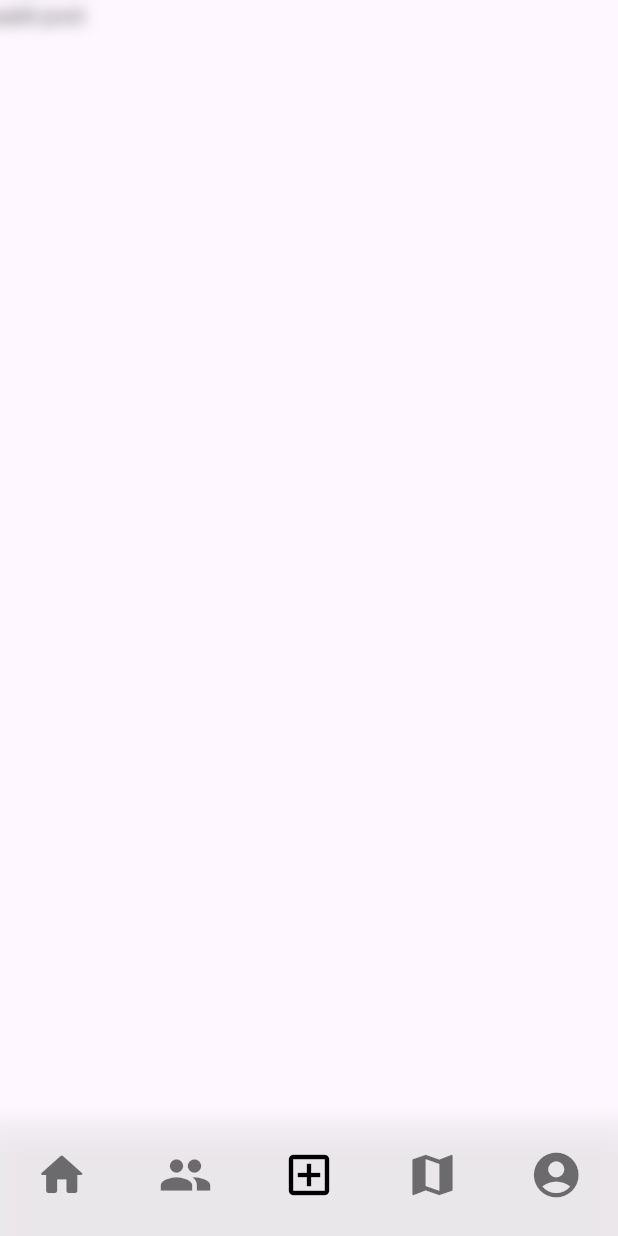
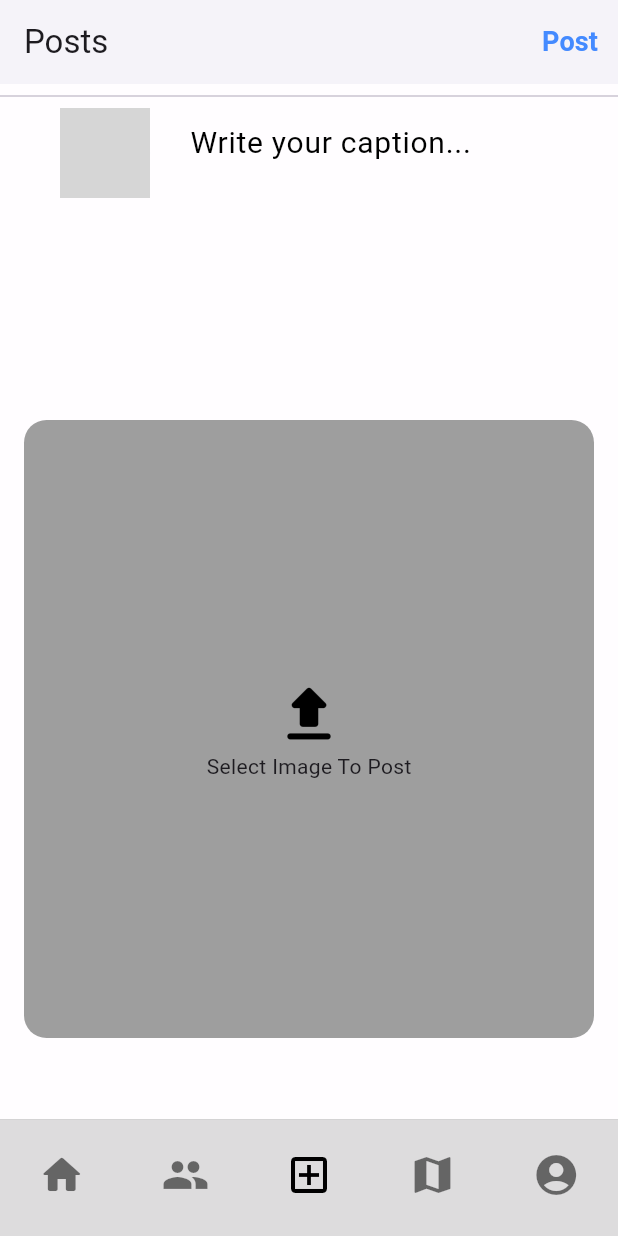
Before and after one commit to anokhipalgota04/TripSaathi, a Flutter app: the screen it shows once a user with an empty profile is signed in, swiped to page 3, on a phone screen of 412 x 824 dp. Run offline on Flutter 3.47's test engine with Material 3 defaults, Android fonts, the phone set to English and light mode, and no system bars; our stand-ins replace chewie, cloud_firestore, firebase_auth, firebase_core, firebase_storage, flutter_riverpod and 3 more; missing offline and left inert: firebase_app_check; accounts and stored records are empty; network calls fail; grey boxes are pictures that could not be loaded.

Commit message:
post upload done

```diff
--- /dev/null
+++ b/lib/features/auth/screen/add_post.dart
@@ -0,0 +1,220 @@
+import 'dart:typed_data';
+
+import 'package:flutter/material.dart';
+import 'package:gonomad/models/user.dart';
+import 'package:gonomad/providers/user_provider.dart';
+import 'package:gonomad/resources/firestore_methods.dart';
+import 'package:gonomad/utils/utils.dart';
+import 'package:image_picker/image_picker.dart';
+import 'package:provider/provider.dart';
+
+class AddPostScreen extends StatefulWidget {
+  const AddPostScreen({Key? key}) : super(key: key);
+
+  @override
+  State<AddPostScreen> createState() => _AddPostScreenState();
+}
+
+class _AddPostScreenState extends State<AddPostScreen> {
+  Uint8List? _file;
+  final TextEditingController _descriptionController = TextEditingController();
+  bool _isLoading = false;
+  void postImage(
+    String uid,
+    String username,
+    String profileImage,
+  ) async {
+    setState(() {
+      _isLoading = true;
+    });
+    try {
+      String res = await FirestoreMethods().uploadPost(
+          _descriptionController.text, _file!, uid, username, profileImage);
+      if (res == "success") {
+        setState(() {
+          _isLoading = false;
+        });
+        clearImage();
+        showSnackBar(
+          "Post Uploaded",
+          context,
+        );
+        //  _descriptionController.clear();
+        // setState(() {
+        //   _file = null;
+        // });
+      } else {
+        setState(() {
+          _isLoading = false;
+        });
+        showSnackBar(
+          res,
+          context,
+        );
+      }
+    } catch (err) {
+      showSnackBar(err.toString(), context);
+    }
+  }
+
+  _selectImage(BuildContext context) async {
+    return await showDialog(
+      context: context,
+      builder: (BuildContext context) {
+        return SimpleDialog(
+          alignment: Alignment.center,
+          title: const Text(
+            'Create Post',
+          ),
+          children: [
+            SimpleDialogOption(
+              padding: const EdgeInsets.all(20),
+              onPressed: () async {
+                Navigator.pop(context);
+                Uint8List file = await pickImage(ImageSource.camera);
+                setState(() {
+                  _file = file;
+                });
+              },
+              child: const Text('Take a Photo'),
+            ),
+            SimpleDialogOption(
+              onPressed: () async {
+                Navigator.pop(context);
+                Uint8List file = await pickImage(ImageSource.gallery);
+                setState(() {
+                  _file = file;
+                });
+              },
+              child: const Text('Choose from Gallery'),
+            ),
+            SimpleDialogOption(
+              onPressed: () {
+                Navigator.pop(context);
+              },
+              child: const Text('Cancel'),
+            ),
+          ],
+        );
+      },
+    );
+  }
+
+  void clearImage() {
+    setState(() {
+      _file = null;
+    });
+  }
+
+  @override
+  void dispose() {
+    super.dispose();
+    _descriptionController.dispose();
+  }
+
+  @override
+  Widget build(BuildContext context) {
+    final User user = Provider.of<UserProvider>(context).getUser;
+
+    return Scaffold(
+      backgroundColor: Colors.white70,
+      appBar: AppBar(
+        backgroundColor: Colors.white70,
+        elevation: 2,
+        title: const Text('Posts'),
+        // leading: IconButton(
+        //   icon: const Icon(Icons.arrow_back),
+        //   onPressed: () {
+        //     //Navigator.pop(context);
+        //   },
+        // ),
+        actions: [
+          TextButton(
+            onPressed: () => postImage(user.uid, user.username, user.photoUrl),
+            child: const Text(
+              "Post",
+              style: TextStyle(
+                color: Colors.blueAccent,
+                fontWeight: FontWeight.bold,
+                fontSize: 18,
+              ),
+            ),
+          )
+        ],
+      ),
+      body: SingleChildScrollView(
+        // keyboardDismissBehavior: ScrollViewKeyboardDismissBehavior.onDrag,
+        child: Column(
+          children: [
+            _isLoading
+                ? const LinearProgressIndicator()
+                : const Padding(padding: EdgeInsets.only(top: 0)),
+            const Divider(),
+            Row(
+              mainAxisAlignment: MainAxisAlignment.spaceAround,
+              crossAxisAlignment: CrossAxisAlignment.start,
+              children: [
+                const SizedBox(
+                  height: 30,
+                ),
+                CircleAvatar(
+                  backgroundImage: NetworkImage(user.photoUrl),
+                  radius: 30,
+                ),
+                SizedBox(
+                  width: MediaQuery.of(context).size.width * 0.66,
+                  child: TextField(
+                    controller: _descriptionController,
+                    decoration: const InputDecoration(
+                      hintText: 'Write your caption...',
+                      hintStyle: TextStyle(
+                        color: Colors.black,
+                        fontSize: 20,
+                      ),
+                      border: InputBorder.none,
+                    ),
+                    maxLines: 8,
+                  ),
+                ),
+              ],
+            ),
+            SizedBox(
+              height: 412,
+              width: 380,
+              child: _file != null
+                  ? ClipRRect(
+                      borderRadius: BorderRadius.circular(15.0),
+                      child: Image.memory(
+                        _file!,
+                        fit: BoxFit.cover,
+                      ),
+                    )
+                  : GestureDetector(
+                      onTap: () => _selectImage(context),
+                      child: Container(
+                        decoration: BoxDecoration(
+                          color: Colors.grey,
+                          borderRadius: BorderRadius.circular(15.0),
+                        ),
+                        child: const Center(
+                          child: Column(
+                            mainAxisAlignment: MainAxisAlignment.center,
+                            children: [
+                              Icon(
+                                size: 50,
+                                Icons.upload_rounded,
+                                color: Colors.black,
+                              ),
+                              Text("Select Image To Post")
+                            ],
+                          ),
+                        ),
+                      ),
+                    ),
+            ),
+          ],
+        ),
+      ),
+    );
+  }
+}
--- a/lib/features/auth/screen/home_feed/home.dart
+++ b/lib/features/auth/screen/home_feed/home.dart
@@ -3,7 +3,10 @@ import 'package:flutter/material.dart';
 
 
 class InstagramHome extends StatefulWidget {
+  const InstagramHome({super.key});
+
   @override
+  // ignore: library_private_types_in_public_api
   _InstagramHomeState createState() => _InstagramHomeState();
 }
 
--- a/lib/features/auth/screen/home_feed/personal_feed.dart
+++ b/lib/features/auth/screen/home_feed/personal_feed.dart
@@ -4,6 +4,7 @@ import 'package:flutter/cupertino.dart';
 import 'package:flutter/material.dart';
 import 'package:flutter/services.dart';
 import 'package:gonomad/providers/user_provider.dart';
+import 'package:gonomad/resources/global.dart';
 import 'package:provider/provider.dart';
 
 class Personalfeed extends StatefulWidget {
@@ -22,12 +23,15 @@ class _PersonalfeedState extends State<Personalfeed> {
     super.initState();
     pageController = PageController();
     addData();
+    SystemChrome.setEnabledSystemUIMode(SystemUiMode.manual,
+        overlays: [SystemUiOverlay.top]);
 
     // Make the system navigation gesture transparent
     SystemChrome.setSystemUIOverlayStyle(
       SystemUiOverlayStyle(
+        statusBarIconBrightness: Brightness.dark,
         systemNavigationBarColor: Colors.transparent,
-        systemNavigationBarDividerColor: Colors.transparent,
+        systemNavigationBarDividerColor: Colors.white70.withOpacity(0.3),
         systemNavigationBarIconBrightness: Brightness.dark,
       ),
     );
@@ -51,42 +55,42 @@ class _PersonalfeedState extends State<Personalfeed> {
   @override
   Widget build(BuildContext context) {
     return Scaffold(
-      body: PageView(
+      body: Stack(
         children: [
-          Text('home'),
-          Text('community'),
-          Text('add post'),
-          Text('maps'),
-          Text('profile'),
-        ],
-        physics: NeverScrollableScrollPhysics(),
+          PageView(
+            physics: const NeverScrollableScrollPhysics(),
             controller: pageController,
             onPageChanged: onPageChange,
+            children: homeScreenItems,
           ),
-      bottomNavigationBar: Container(
+          Positioned(
+            bottom: 0,
+            left: 0,
+            right: 0,
+            child: Container(
               height: 78,
               decoration: BoxDecoration(
-          color: Colors.white70.withOpacity(0.3),
+                color: Colors.grey.withOpacity(0.35),
                 boxShadow: [
                   BoxShadow(
-              color: Colors.grey.withOpacity(0.3),
+                    color: Colors.white.withOpacity(0.3),
                     spreadRadius: 2,
                     blurRadius: 5,
-              offset: Offset(0, 4),
+                    offset: const Offset(0, 8),
                   ),
                 ],
               ),
               child: BackdropFilter(
-          filter: ImageFilter.blur(sigmaX: 5, sigmaY: 5),
+                filter: ImageFilter.blur(sigmaX: 0, sigmaY: 0),
                 child: CupertinoTabBar(
                   height: 78,
-            border: const Border(
+                  border: Border(
                     top: BorderSide(
-                color: Colors.white,
-                width: 0.1,
+                      color: Colors.grey.withOpacity(0.2),
+                      width: 0.5,
                     ),
                   ),
-            iconSize: 36,
+                  iconSize: 32,
                   backgroundColor: Colors.transparent,
                   items: [
                     BottomNavigationBarItem(
@@ -114,6 +118,9 @@ class _PersonalfeedState extends State<Personalfeed> {
                 ),
               ),
             ),
+          ),
+        ],
+      ),
     );
   }
 
@@ -121,8 +128,8 @@ class _PersonalfeedState extends State<Personalfeed> {
   void dispose() {
     // Restore the system navigation gesture color
     SystemChrome.setSystemUIOverlayStyle(
-      SystemUiOverlayStyle(
-        systemNavigationBarColor: null,
+      const SystemUiOverlayStyle(
+        systemNavigationBarColor: Colors.transparent,
       ),
     );
 
--- a/lib/main.dart
+++ b/lib/main.dart
@@ -1,10 +1,13 @@
+import 'package:firebase_app_check/firebase_app_check.dart';
 import 'package:firebase_auth/firebase_auth.dart';
 import 'package:flutter/material.dart';
 import 'package:flutter_riverpod/flutter_riverpod.dart' as riverpod;
 import 'package:gonomad/features/auth/screen/home_feed/home.dart';
 import 'package:gonomad/features/auth/screen/home_feed/personal_feed.dart';
+
 import 'package:gonomad/features/auth/screen/login_option_screen.dart';
 import 'package:firebase_core/firebase_core.dart';
+
 import 'package:gonomad/providers/user_provider.dart';
 import 'package:provider/provider.dart';
 import 'firebase_options.dart';
@@ -14,6 +17,7 @@ void main() async {
   await Firebase.initializeApp(
     options: DefaultFirebaseOptions.currentPlatform,
   );
+FirebaseAppCheck.instance.activate();
   runApp(
     const riverpod.ProviderScope(
       child: MyApp(),
@@ -42,7 +46,7 @@ class MyApp extends StatelessWidget {
           builder: (context, snapshot) {
             if (snapshot.connectionState == ConnectionState.active) {
               if (snapshot.hasData) {
-                return Personalfeed();
+                return const Personalfeed();
               }
             } else if (snapshot.hasError) {
               return const Scaffold(
--- /dev/null
+++ b/lib/models/post.dart
@@ -0,0 +1,51 @@
+import 'package:cloud_firestore/cloud_firestore.dart';
+
+class Post {
+  final String description;
+  final String uid;
+  final String postId;
+  final String username;
+  final dynamic datePublished; // Adjusted data type to dynamic
+  final String postUrl;
+  final String profileImage;
+  final likes; // Adjusted data type to dynamic
+
+  Post({
+    required this.description,
+    required this.uid,
+    required this.postId,
+    required this.username,
+    required this.datePublished,
+    required this.postUrl,
+    required this.profileImage,
+    required this.likes,
+  });
+
+  // Convert Post object to JSON
+  Map<String, dynamic> toJson() => {
+        "description": description,
+        "uid": uid,
+        "postId": postId,
+        "username": username,
+        "datePublished": datePublished,
+        "postUrl": postUrl,
+        "profileImage": profileImage,
+        "likes": likes,
+      };
+
+  // Create Post object from Firestore document snapshot
+  static Post fromSnap(DocumentSnapshot snap) {
+    var snapshot = snap.data() as Map<String, dynamic>;
+
+    return Post(
+      description: snapshot['description'] ?? '',
+      uid: snapshot['uid'] ?? '',
+      postId: snapshot['postId'] ?? '',
+      username: snapshot['username'] ?? '',
+      datePublished: snapshot['datePublished'],
+      postUrl: snapshot['postUrl'] ?? '',
+      profileImage: snapshot['profileImage'] ?? '',
+      likes: snapshot['likes'],
+    );
+  }
+}
--- /dev/null
+++ b/lib/resources/global.dart
@@ -0,0 +1,11 @@
+import 'package:flutter/material.dart';
+import 'package:gonomad/features/auth/screen/add_post.dart';
+import 'package:gonomad/features/auth/screen/home_feed/home.dart';
+
+const homeScreenItems = [
+  InstagramHome(),
+  Text('community'),
+  AddPostScreen(),
+  Text('maps'),
+  Text('profile'),
+];
--- a/pubspec.yaml
+++ b/pubspec.yaml
@@ -54,6 +54,8 @@ dependencies:
   flutter_svg: ^2.0.9
   image_picker: ^1.0.7
   provider: ^6.1.1
+  uuid: ^4.3.3
+  firebase_app_check: ^0.2.1+13
 
 dev_dependencies:
   flutter_test:
```
Also changed, not shown: lib/features/auth/screen/home_feed/test.dart (added, +184 -0 lines), lib/resources/firestore_methods.dart (added, +42 -0 lines), lib/resources/storage_methods.dart (+5 -4 lines), pubspec.lock, 1 other file. Lines whose indentation alone changed are shown as unchanged.
